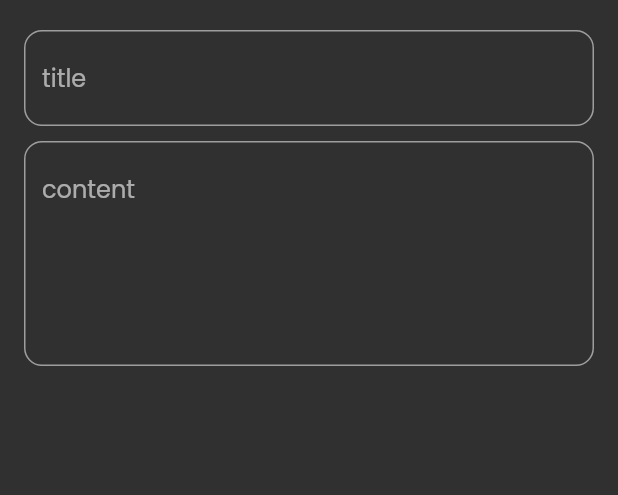
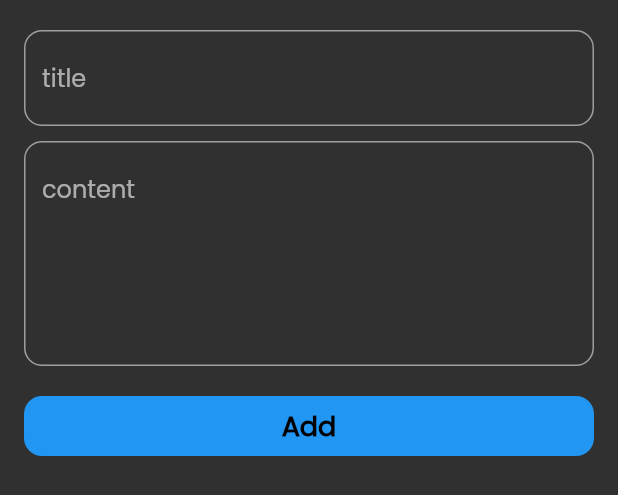
Before and after one commit to Hishamk99/my-notes, a Flutter app: the AddNoteButtomSheet widget shown alone on an empty page, opened directly, on a phone screen of 412 x 824 dp. Shown: the top 495 px of the screen. Run offline on Flutter 3.47's test engine with Material 3 defaults, Android fonts, the phone set to English and light mode, and no system bars.

Commit message:
create custom botton

```diff
--- a/lib/screen/home_page.dart
+++ b/lib/screen/home_page.dart
@@ -1,5 +1,5 @@
 import 'package:flutter/material.dart';
-import 'package:my_notes/widgets/custom_add_edit_text_field.dart';
+import 'package:my_notes/widgets/add_note_buttom_sheet.dart';
 import 'package:my_notes/widgets/notes_view_body.dart';
 
 class NotesPage extends StatelessWidget {
@@ -31,31 +31,3 @@ class NotesPage extends StatelessWidget {
     );
   }
 }
-
-class AddNoteButtomSheet extends StatelessWidget {
-  const AddNoteButtomSheet({super.key});
-
-  @override
-  Widget build(BuildContext context) {
-    return const Padding(
-      padding: EdgeInsets.symmetric(horizontal: 16),
-      child: Column(
-        children: [
-          SizedBox(
-            height: 20,
-          ),
-          CustomAddAndEditTextField(
-            text: 'title',
-          ),
-          SizedBox(
-            height: 10,
-          ),
-          CustomAddAndEditTextField(
-            text: 'content',
-            maxLines: 5,
-          ),
-        ],
-      ),
-    );
-  }
-}
--- /dev/null
+++ b/lib/widgets/add_note_buttom_sheet.dart
@@ -0,0 +1,39 @@
+import 'package:flutter/material.dart';
+import 'package:flutter/widgets.dart';
+
+import 'custom_add_edit_text_field.dart';
+import 'custom_botton.dart';
+
+class AddNoteButtomSheet extends StatelessWidget {
+  const AddNoteButtomSheet({super.key});
+
+  @override
+  Widget build(BuildContext context) {
+    return Padding(
+      padding: EdgeInsets.symmetric(horizontal: 16),
+      child: Column(
+        children: [
+          SizedBox(
+            height: 20,
+          ),
+          CustomAddAndEditTextField(
+            text: 'title',
+          ),
+          SizedBox(
+            height: 10,
+          ),
+          CustomAddAndEditTextField(
+            text: 'content',
+            maxLines: 5,
+          ),
+          SizedBox(
+            height: 20,
+          ),
+          CuttomButton(
+            onTap: () {},
+          ),
+        ],
+      ),
+    );
+  }
+}
--- /dev/null
+++ b/lib/widgets/custom_botton.dart
@@ -0,0 +1,33 @@
+import 'package:flutter/material.dart';
+
+class CuttomButton extends StatelessWidget {
+  const CuttomButton({
+    super.key,
+    required this.onTap,
+  });
+  final void Function()? onTap;
+  @override
+  Widget build(BuildContext context) {
+    return GestureDetector(
+      onTap: onTap,
+      child: Container(
+        height: 40,
+        width: double.infinity,
+        decoration: BoxDecoration(
+          color: Colors.blue,
+          borderRadius: BorderRadius.circular(12),
+        ),
+        child: const Center(
+          child: Text(
+            'Add',
+            style: TextStyle(
+              color: Colors.black,
+              fontSize: 18,
+              fontWeight: FontWeight.bold,
+            ),
+          ),
+        ),
+      ),
+    );
+  }
+}
```
